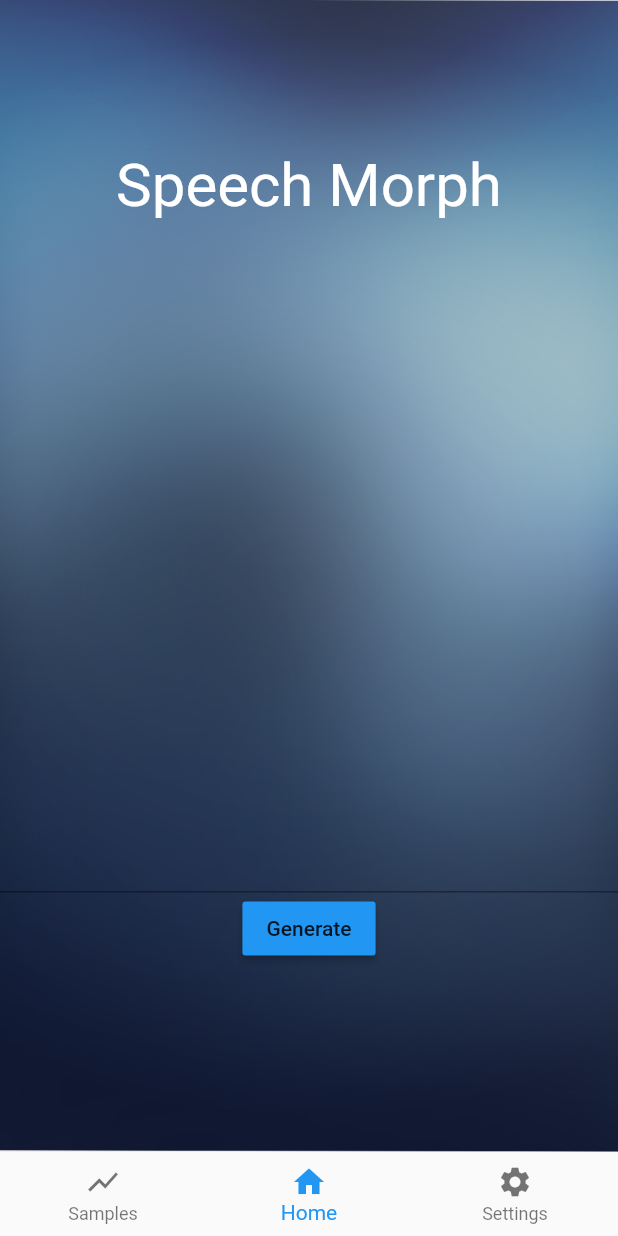
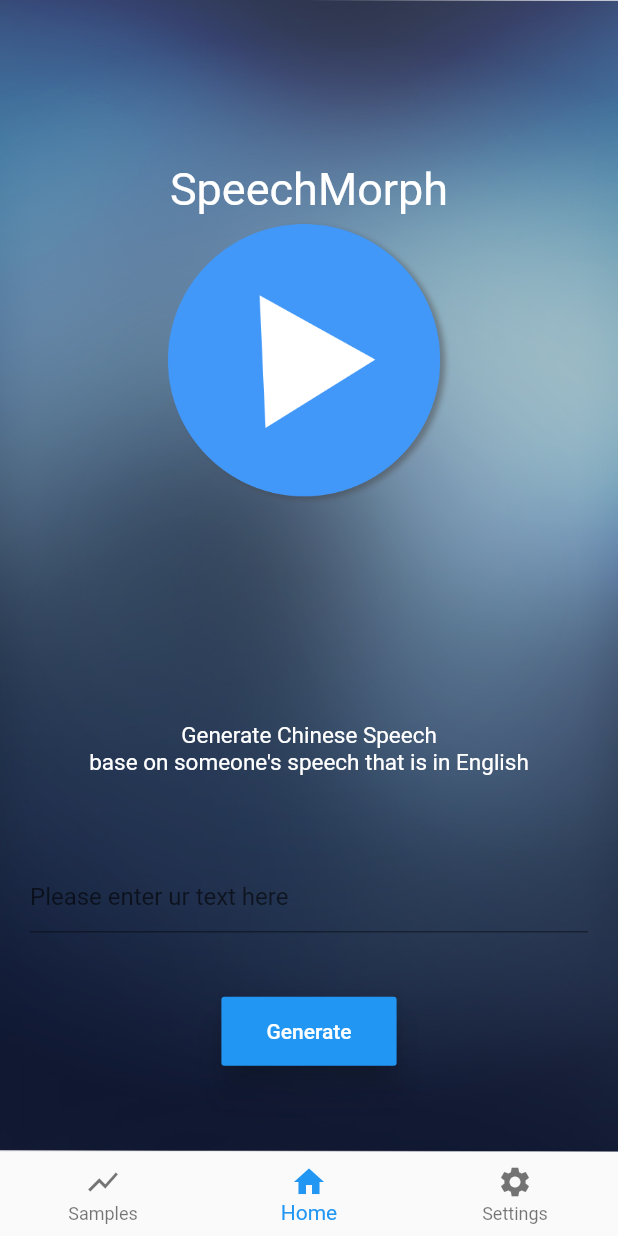
Before and after one commit to yichen14/speechMorph, a Flutter app: the screen it shows after launch, item 2 of the bottom bar chosen, on a phone screen of 412 x 824 dp. Run offline on Flutter 3.47's test engine with Material 2 defaults, Android fonts, the phone set to English and light mode, and no system bars; our stand-ins replace flutter_screenutil.

Commit message:
home page update

```diff
--- /dev/null
+++ b/lib/generate_sounds_button.dart
@@ -0,0 +1,38 @@
+import 'package:flutter/material.dart';
+
+class GenerateButtonWidget extends StatefulWidget{
+  GenerateButtonWidget({Key key}) : super(key: key);
+
+  @override
+  GenerateButtonState createState() => GenerateButtonState();
+}
+
+class GenerateButtonState extends State<GenerateButtonWidget>{
+
+  void _onPressed() {
+    setState(() {
+
+    });
+  }
+  @override
+  Widget build(BuildContext context) {
+    return new Container(
+      child: new Center(
+        child: new Column(
+            children: <Widget>[
+              RaisedButton(
+                  padding: EdgeInsets.symmetric(vertical: 15.0,horizontal: 30.0),
+                  textColor: Colors.white,
+                  splashColor: Colors.orange,
+                  elevation: 10.0,
+                  child: new Text("Generate"),
+                  color: Colors.blue,
+                  onPressed: _onPressed,
+              )
+            ],
+          )
+        ),
+      );
+
+  }
+}
--- a/lib/home_page.dart
+++ b/lib/home_page.dart
@@ -1,12 +1,17 @@
+import 'package:flutter/cupertino.dart';
 import 'package:flutter/material.dart';
 import 'package:test_app/base_layout.dart';
+import 'package:test_app/generate_sounds_button.dart';
 import 'package:test_app/play_sounds_button.dart';
 import 'package:test_app/user_input.dart';
 import 'text_section.dart';
+import 'package:flutter_screenutil/flutter_screenutil.dart';
 
 class HomePage extends StatelessWidget {
+
   @override
   Widget build(BuildContext context) {
+    ScreenUtil.instance = ScreenUtil(width: 1080, height: 2280)..init(context);
     return MaterialApp(
       title: 'Learning Flutter layout',
       home: Scaffold(
@@ -19,17 +24,36 @@ class HomePage extends StatelessWidget {
               crossAxisAlignment: CrossAxisAlignment.stretch,
               children: <Widget>[
                 new Container(
-                  height:100,
+                  height:ScreenUtil.getInstance().setHeight(300),
                 ),
-                TextSection("Speech Morph"),
+                TextSection("SpeechMorph",30),
                 new Container(
-                  height:400,
+                  height:ScreenUtil.getInstance().setHeight(10),
+                ),
+                PlaySoundsWidget(),
+                new Container(
+                  height:ScreenUtil.getInstance().setHeight(400),
+                ),
+                new Row(
+                  mainAxisAlignment: MainAxisAlignment.center,
+                  children: <Widget>[
+                    TextSection("Generate Chinese Speech",15),
+                  ],
+                ),
+                new Row(
+                  mainAxisAlignment: MainAxisAlignment.center,
+                  children: <Widget>[
+                    TextSection("base on someone's speech that is in English",15),
+                  ],
+                ),
+                new Container(
+                  height:ScreenUtil.getInstance().setHeight(100),
                 ),
                 UserInputWidget(),
+                new Container(
+                  height:ScreenUtil.getInstance().setHeight(60),
+                ),
                 GenerateButtonWidget(),
-                new Container(
-                  height:100,
-                ),
               ],
             ),
           ],
--- a/lib/main.dart
+++ b/lib/main.dart
@@ -2,7 +2,7 @@
 import 'package:flutter/material.dart';
 import 'package:test_app/base_layout.dart';
 import 'package:test_app/home_page.dart';
-import 'package:test_app/play_sounds_button.dart';
+import 'package:test_app/generate_sounds_button.dart';
 import 'package:test_app/user_input.dart';
 import 'text_section.dart';
 import 'sample_page.dart';
--- a/lib/play_sounds_button.dart
+++ b/lib/play_sounds_button.dart
@@ -1,13 +1,14 @@
+import 'package:flutter/cupertino.dart';
 import 'package:flutter/material.dart';
 
-class GenerateButtonWidget extends StatefulWidget{
-  GenerateButtonWidget({Key key}) : super(key: key);
+class PlaySoundsWidget extends StatefulWidget{
+  PlaySoundsWidget({Key key}) : super(key: key);
 
   @override
-  GenerateButtonState createState() => GenerateButtonState();
+  PlaySoundsState createState() => PlaySoundsState();
 }
 
-class GenerateButtonState extends State<GenerateButtonWidget>{
+class PlaySoundsState extends State<PlaySoundsWidget>{
 
   void _onPressed() {
     setState(() {
@@ -18,17 +19,18 @@ class GenerateButtonState extends State<GenerateButtonWidget>{
   Widget build(BuildContext context) {
     return new Container(
       child: new Center(
-        child: new Column(
-            children: <Widget>[
-              RaisedButton(
-                  child: new Text("Generate"),
-                  color: Colors.blue,
-                  onPressed: _onPressed,
-              )
-            ],
-          )
-        ),
-      );
+            child: new Container(
+              width: 190,
+              height: 190,
+              child: FlatButton(
+                padding: EdgeInsets.all(0.0),
+                onPressed: _onPressed,
+                child: Image.asset("SpeechMorphAssets/images/button.png"),
+
+              ),
+            )
+          ),
+    );
 
   }
 }
--- a/lib/text_section.dart
+++ b/lib/text_section.dart
@@ -1,12 +1,12 @@
 import 'package:flutter/material.dart';
 
 class TextSection extends StatelessWidget {
-
+  final double _size;
   final String _text;
   /*TextSection(Color color){
     _color = color;
   }*/
-  TextSection(this._text);
+  TextSection(this._text, this._size);
 
   @override
   Widget build(BuildContext context){
@@ -16,7 +16,7 @@ class TextSection extends StatelessWidget {
           _text,
           style: TextStyle(
         color: Colors.white,
-            fontSize: 40,
+            fontSize: _size,
         ),
         textAlign: TextAlign.center,
       ),
--- a/lib/user_input.dart
+++ b/lib/user_input.dart
@@ -13,10 +13,12 @@ class UserInputState extends State<UserInputWidget>{
   @override
   Widget build(BuildContext context) {
     return Container(
+      padding: EdgeInsets.all(20.0),
       child: new Column(
         mainAxisAlignment: MainAxisAlignment.center,
         children: <Widget>[
           new TextField(
+            decoration: new InputDecoration(hintText: "Please enter ur text here"),
             onChanged: (String textInput) {
               setState(() {
                 userInput = textInput;
--- a/pubspec.yaml
+++ b/pubspec.yaml
@@ -24,7 +24,7 @@ dependencies:
   # Use with the CupertinoIcons class for iOS style icons.
   cupertino_icons: ^0.1.2
   english_words: ^3.1.5
-
+  flutter_screenutil: ^0.5.2
 
 dev_dependencies:
   flutter_test:
```
Also changed, not shown: pubspec.lock.
